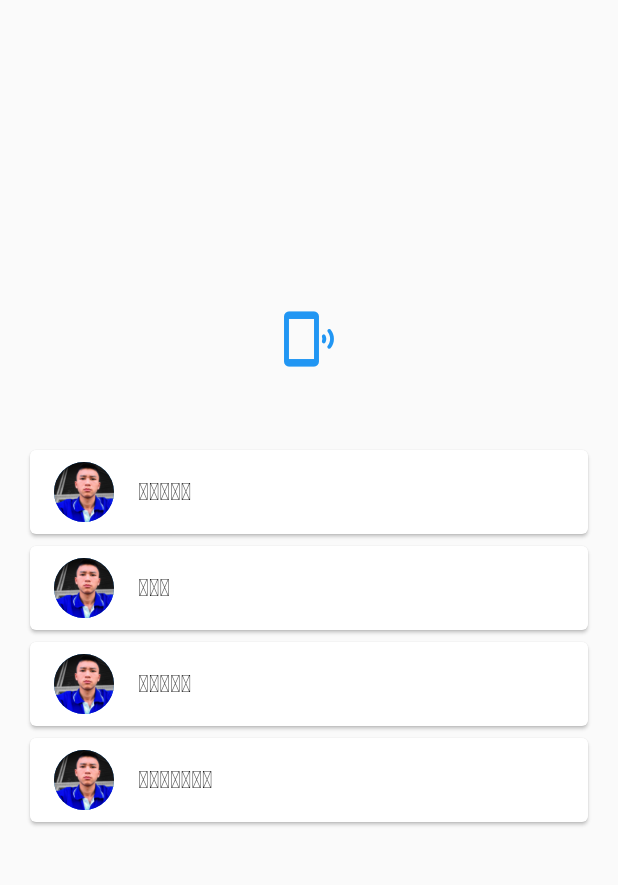
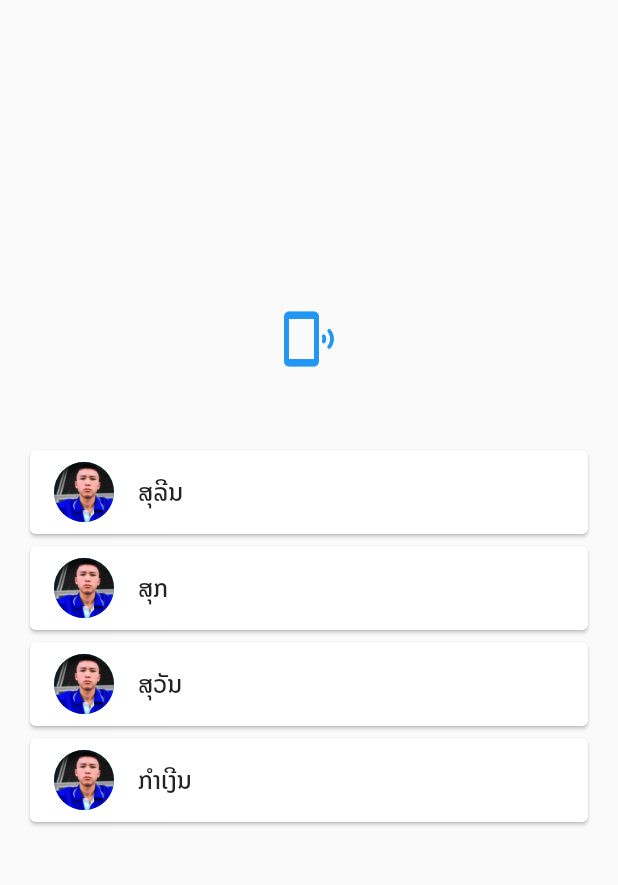
Before and after one commit to soulinmaikadua/khayaojai, a Flutter app: the screen it shows after launch, after a tap on "Login With Google", on a phone screen of 412 x 824 dp, the part 84-969 px from its top. Run offline on Flutter 3.47's test engine with Material 2 defaults, Android fonts, the phone set to English and light mode, and no system bars; missing offline and left inert: shake.

Commit message:
first commit

```diff
--- a/lib/main.dart
+++ b/lib/main.dart
@@ -1,5 +1,5 @@
 import 'package:flutter/material.dart';
-import 'package:flutter_shake/screens/home_screen.dart';
+import 'package:flutter_khayaojai/screens/home_screen.dart';
 
 void main() {
   runApp(MyApp());
@@ -9,7 +9,7 @@ class MyApp extends StatelessWidget {
   @override
   Widget build(BuildContext context) {
     return MaterialApp(
-      title: 'Flutter Demo',
+      title: 'Kha Yao Jai',
       theme: ThemeData(
         primarySwatch: Colors.blue,
       ),
--- a/lib/screens/home_screen.dart
+++ b/lib/screens/home_screen.dart
@@ -1,5 +1,6 @@
 import 'package:flutter/material.dart';
-import 'package:flutter_shake/screens/shake_screen.dart';
+
+import 'shake_screen.dart';
 
 class HomeScreen extends StatefulWidget {
   @override
@@ -42,7 +43,7 @@ class _HomeScreenState extends State<HomeScreen> {
                     scale: 1.4,
                     fit: BoxFit.fill,
                   ),
-                  SizedBox(width: 20),
+                  SizedBox(width: 30),
                   Text(
                     "Login With Google",
                     style: TextStyle(
--- a/lib/screens/shake_screen.dart
+++ b/lib/screens/shake_screen.dart
@@ -1,7 +1,7 @@
 import 'dart:math';
 
 import 'package:flutter/material.dart';
-import 'package:flutter_shake/widget/custom_list_widget.dart';
+import 'package:flutter_khayaojai/widget/custom_list_widget.dart';
 import 'package:shake/shake.dart';
 
 class ShakeScreen extends StatefulWidget {
@@ -58,7 +58,7 @@ class _ShakeScreenState extends State<ShakeScreen> {
             margin: const EdgeInsets.symmetric(horizontal: 16, vertical: 10),
             child: _random != ""
                 ? ListView.builder(
-                    scrollDirection: Axis.vertical,
+                    physics: NeverScrollableScrollPhysics(),
                     shrinkWrap: true,
                     itemCount: arr.length,
                     itemBuilder: (context, index) {
--- a/lib/widget/custom_list_widget.dart
+++ b/lib/widget/custom_list_widget.dart
@@ -11,7 +11,10 @@ class CustomListWidget extends StatelessWidget {
           // radius: 50,
           backgroundImage: AssetImage(userData['image']),
         ),
-        title: Text(userData['name']),
+        title: Text(
+          userData['name'],
+          style: TextStyle(fontFamily: "NotoSan"),
+        ),
       ),
     );
   }
```
Also changed, not shown: pubspec.yaml (+5 -5 lines), assets/fonts/NotoSansLao-Bold.ttf (added), assets/fonts/NotoSansLao-Light.ttf (added), assets/fonts/NotoSansLao-Medium.ttf (added), assets/fonts/NotoSansLao-Regular.ttf (added), assets/fonts/SpaceMono-Regular.ttf (added), 2 other files.
